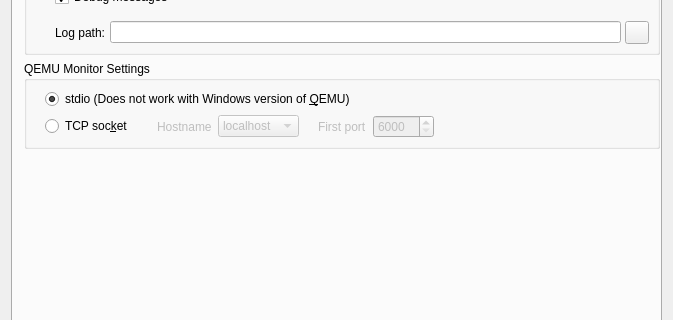
Old version of the form src/Advanced_Settings_Window.ui in the repository tronx2100/aqemu; both pictures show x 0 to 673 and y 190 to 510 of the 673 by 745 pixel window.
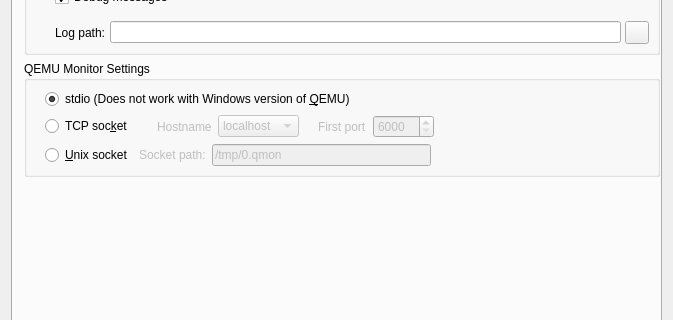
New version of the form. The open tabs and pages were chosen to show the change. Icons and pictures are not drawn. Custom widgets are drawn as their Qt base class.

Commit message: changed VM Section layout

What changed in the file:
```diff
--- a/src/Advanced_Settings_Window.ui
+++ b/src/Advanced_Settings_Window.ui
@@ -1234,6 +1234,53 @@
               </item>
              </layout>
             </item>
+             <item>
+              <layout class="QHBoxLayout" name="horizontalLayout_Monitor_UNIX">
+               <item>
+                <widget class="QRadioButton" name="RB_Monitor_UNIX">
+                 <property name="text">
+                  <string>&amp;Unix socket</string>
+                 </property>
+                </widget>
+               </item>
+               <item>
+                <widget class="QLabel" name="Label_Monitor_UNIX_Path">
+                 <property name="enabled">
+                  <bool>false</bool>
+                 </property>
+                 <property name="text">
+                  <string>Socket path:</string>
+                 </property>
+                 <property name="buddy">
+                  <cstring>Edit_Monitor_UNIX_Path</cstring>
+                 </property>
+                </widget>
+               </item>
+               <item>
+                <widget class="QLineEdit" name="Edit_Monitor_UNIX_Path">
+                 <property name="enabled">
+                  <bool>false</bool>
+                 </property>
+                 <property name="text">
+                  <string>/tmp/0.qmon</string>
+                 </property>
+                </widget>
+               </item>
+               <item>
+                <spacer name="horizontalSpacer_Monitor_UNIX">
+                 <property name="orientation">
+                  <enum>Qt::Horizontal</enum>
+                 </property>
+                 <property name="sizeHint" stdset="0">
+                  <size>
+                   <width>40</width>
+                   <height>20</height>
+                  </size>
+                 </property>
+                </spacer>
+               </item>
+              </layout>
+             </item>
            </layout>
           </item>
          </layout>
```
Left out of the diff: 40 changed lines with no effect on the pictures. Lines whose indentation alone changed are shown as unchanged. The commit also changes 10 other files.
